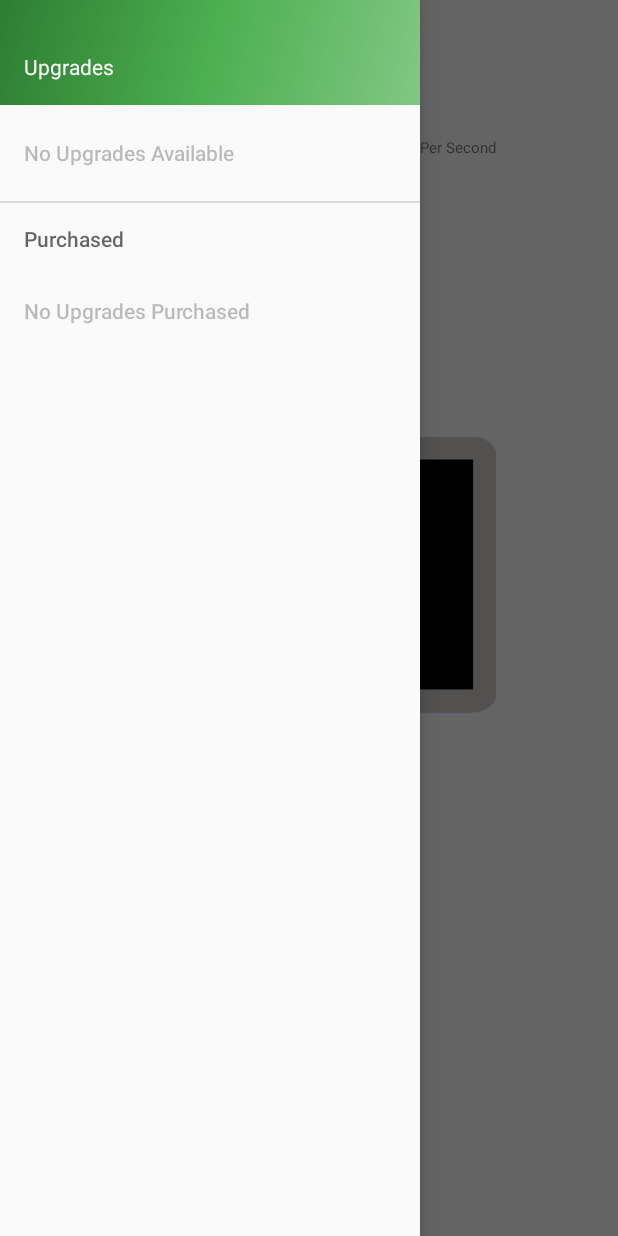
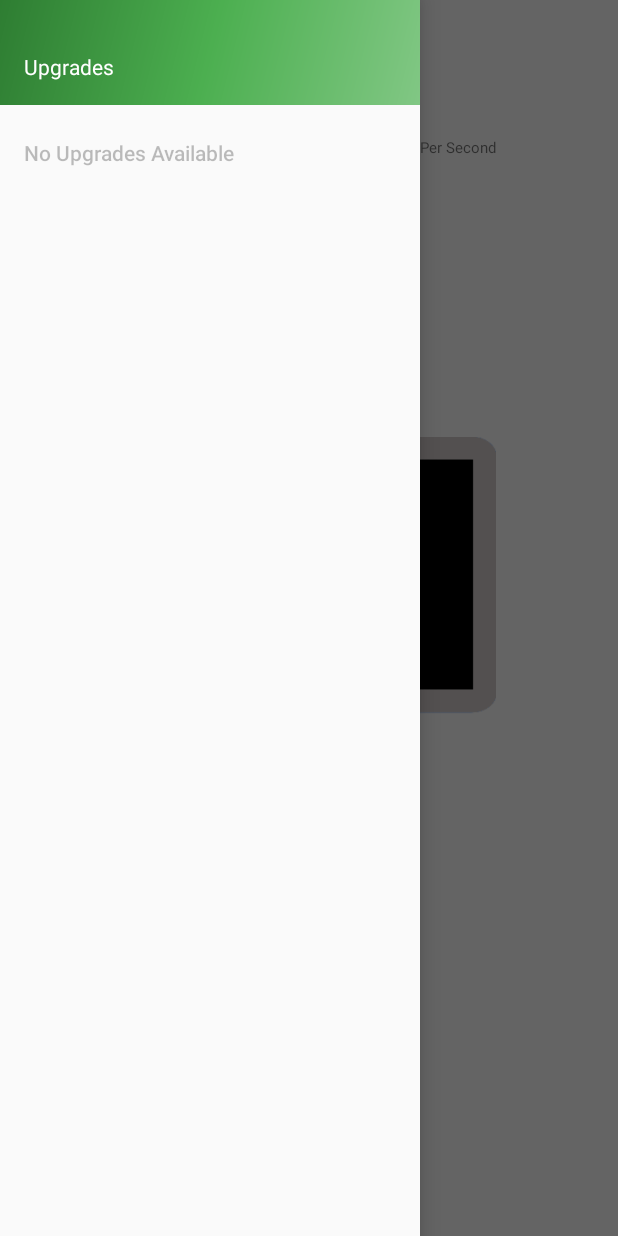
Before and after one commit to electr0sheep/MalAware, an Android app: the screen it shows after launch (MainActivity), with the side drawer open, on a phone screen of 412 x 824 dp. Run offline under Robolectric (Android 15) with nearby library versions, the phone set to English and light mode, and no system bars.

Commit message:
Somewhat implemented left nav drawer
At this point, the app is in serious need of an overhaul. The lack of
software engineering is evident.

```diff
--- a/app/src/main/res/menu/activity_left_drawer.xml
+++ b/app/src/main/res/menu/activity_left_drawer.xml
@@ -4,35 +4,19 @@
     <group>
         <item
             android:id="@+id/nav_left_no_upgrades_available"
-            android:title="No Upgrades Available"
-            android:enabled="false"/>
+            android:enabled="false"
+            android:title="No Upgrades Available" />
         <item
-            android:id="@+id/nav_left_auto_click_upgrade"
+            android:id="@+id/nav_left_auto_click_action_skill_upgrade"
             android:title="Auto Click"
-            android:visible="false"/>
+            android:visible="false" />
         <item
-            android:id="@+id/nav_left_resource_generation_increase"
+            android:id="@+id/nav_left_resource_generation_increase_action_skill_upgrade"
             android:title="Increase Resource Generation"
-            android:visible="false"/>
+            android:visible="false" />
+        <item
+            android:id="@+id/nav_left_time_warp_action_skill_upgrade"
+            android:title="Time Warp"
+            android:visible="false" />
     </group>
-
-    <item android:title="Purchased">
-        <menu>
-            <item
-                android:id="@+id/nav_left_no_upgrades_purchased"
-                android:title="No Upgrades Purchased"
-                android:enabled="false"/>
-            <item
-                android:id="@+id/nav_left_auto_click_upgrade_purchased"
-                android:title="Auto Click"
-                android:visible="false"
-                android:enabled="false"/>
-            <item
-                android:id="@+id/nav_left_resource_generation_increase_purchased"
-                android:title="Increase Resource Generation"
-                android:visible="false"
-                android:enabled="false"/>
-        </menu>
-    </item>
-
 </menu>
```
Also changed, not shown: app/src/main/java/com/group6/malaware/GameManager.java (+50 -20 lines), app/src/main/java/com/group6/malaware/MainActivity.java (+98 -60 lines), app/src/main/java/com/group6/malaware/UpgradeDialogFragment.java (+8 -13 lines).
